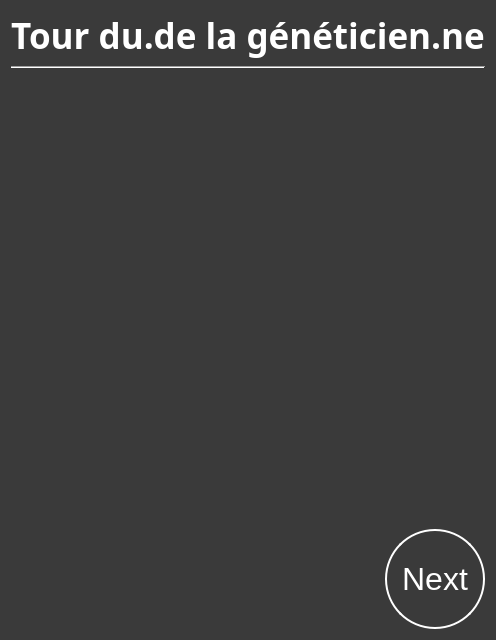
Above: SporzOBC-WAL/code/resources/Phases/Night/Geneticist/turn.ui from Eben-Epi/SporzOBC before the change. Below: the same form after it.
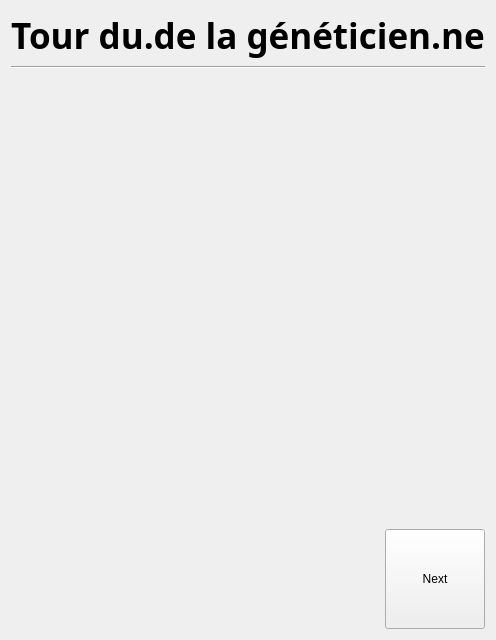
That is the form after the change.

Commit message: Changed style management of application (will need to use scratchpad pour a lot of night ui views)

```diff
--- a/SporzOBC-WAL/code/resources/Phases/Night/Geneticist/turn.ui
+++ b/SporzOBC-WAL/code/resources/Phases/Night/Geneticist/turn.ui
@@ -13,23 +13,7 @@
   <property name="windowTitle">
    <string>Form</string>
   </property>
-  <property name="styleSheet">
-   <string notr="true">#GeneticistTurn {
-    background-color: rgb(58, 58, 58);;
-    }
-
-QLabel {
-	color:white;
-}
-
-QPushButton  {
-    border: 2px solid white;
-    background-color: rgb(58, 58, 58);
-    padding: 10px 10px;
-    font-size: 32px;
-	color:white;
-    border-radius: 50px;
-}</string>
+  <property name="styleSheet"><string notr="true"/>
   </property>
   <layout class="QGridLayout" name="gridLayout">
    <item row="0" column="0">
```
The commit also changes 109 other files.
